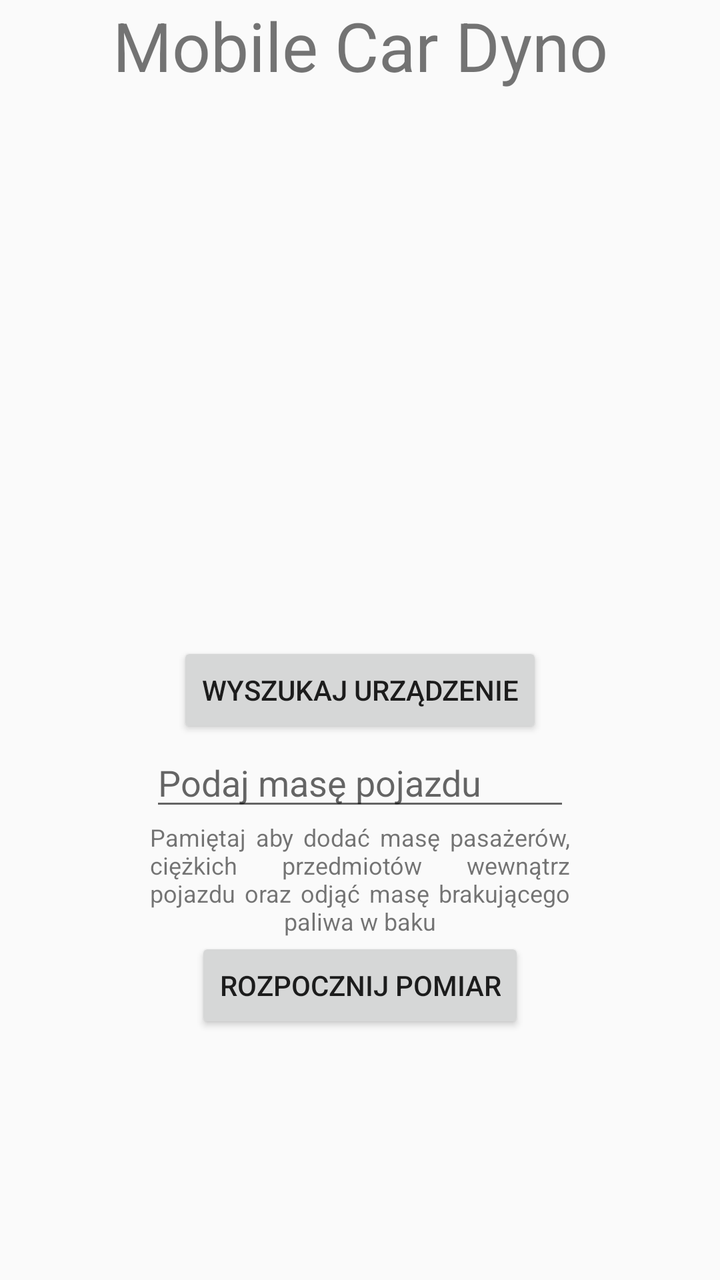
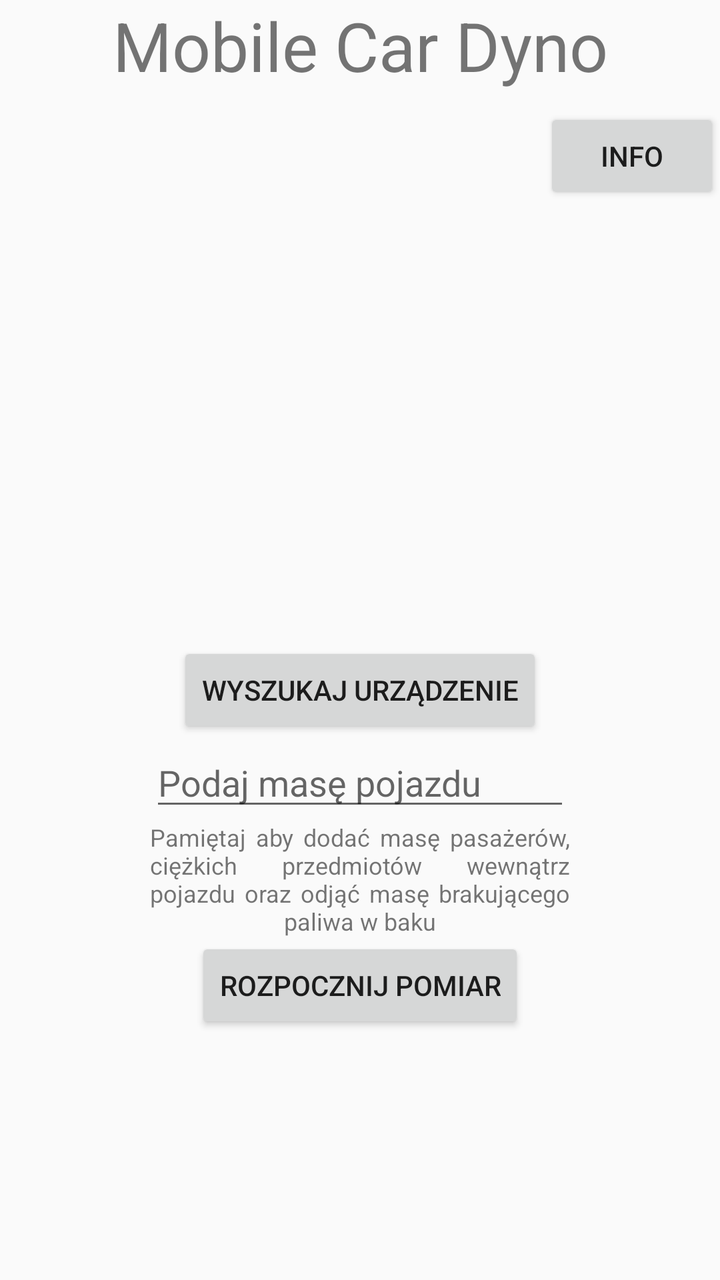

Two renders of the same Android screen: before a commit and after it. Below are the layout's source before the change and the commit's diff.
<!-- AndroidManifest.xml: activity theme Theme.MobileCarDyno -->
<!-- res/layout/activity_main.xml -->
<?xml version="1.0" encoding="utf-8"?>
<androidx.constraintlayout.widget.ConstraintLayout xmlns:android="http://schemas.android.com/apk/res/android"
    xmlns:app="http://schemas.android.com/apk/res-auto"
    android:layout_width="match_parent"
    android:layout_height="match_parent"
    android:fitsSystemWindows="true"
    android:orientation="vertical">

    <TextView
        android:id="@+id/textView"
        android:layout_width="match_parent"
        android:layout_height="50dp"
        android:text="@string/app_name"
        android:textAlignment="center"
        android:textSize="34sp"
        app:layout_constraintEnd_toEndOf="parent"
        app:layout_constraintStart_toStartOf="parent"
        app:layout_constraintTop_toTopOf="parent" />

    <Button
        android:id="@+id/button2"
        android:layout_width="wrap_content"
        android:layout_height="wrap_content"
        android:text="@string/PL_button_pair_device"
        app:layout_constraintEnd_toEndOf="parent"
        app:layout_constraintStart_toStartOf="parent"
        app:layout_constraintTop_toBottomOf="@+id/textView"
        app:layout_constraintBottom_toBottomOf="parent"/>

    <EditText
        android:id="@+id/inputWeight"
        android:layout_width="wrap_content"
        android:layout_height="wrap_content"
        android:ems="10"
        android:hint="@string/PL_input_weight"
        android:inputType="number"
        app:layout_constraintEnd_toEndOf="parent"
        app:layout_constraintStart_toStartOf="parent"
        app:layout_constraintTop_toBottomOf="@+id/button2" />

    <TextView
        android:id="@+id/weight_input_tip"
        android:layout_width="0dp"
        android:layout_height="wrap_content"
        android:layout_weight="2"
        android:justificationMode="inter_word"
        android:text="@string/PL_input_weight_tip"
        android:textAlignment="center"
        android:textSize="12sp"
        app:layout_constraintEnd_toEndOf="@id/inputWeight"
        app:layout_constraintStart_toStartOf="@id/inputWeight"
        app:layout_constraintTop_toBottomOf="@+id/inputWeight" />

    <Button
        android:id="@+id/button"
        android:layout_width="wrap_content"
        android:layout_height="wrap_content"
        android:layout_weight="2"
        android:text="@string/PL_button_start"
        app:layout_constraintEnd_toEndOf="parent"
        app:layout_constraintStart_toStartOf="parent"
        app:layout_constraintTop_toBottomOf="@+id/weight_input_tip" />

</androidx.constraintlayout.widget.ConstraintLayout>
<!-- resources referenced by this layout -->
<resources>
  <string name="PL_button_pair_device">Wyszukaj urządzenie</string>
  <string name="PL_button_start">Rozpocznij pomiar</string>
  <string name="PL_input_weight">Podaj masę pojazdu</string>
  <string name="PL_input_weight_tip">Pamiętaj aby dodać masę pasażerów, ciężkich przedmiotów wewnątrz pojazdu oraz odjąć masę brakującego paliwa w baku</string>
  <string name="app_name">Mobile Car Dyno</string>
  <style name="Theme.MobileCarDyno" parent="android:Theme.Material.Light.NoActionBar" />
</resources>

<!-- the commit's change to res/layout/activity_main.xml (unified diff, before → after) -->
@@ -61,4 +61,14 @@
         app:layout_constraintStart_toStartOf="parent"
         app:layout_constraintTop_toBottomOf="@+id/weight_input_tip" />
 
+
+    <Button
+        android:id="@+id/buttonInfo"
+        android:layout_width="wrap_content"
+        android:layout_height="wrap_content"
+        android:layout_marginTop="4dp"
+        android:text="Info"
+        app:layout_constraintEnd_toEndOf="parent"
+        app:layout_constraintTop_toBottomOf="@+id/textView" />
+
 </androidx.constraintlayout.widget.ConstraintLayout>
